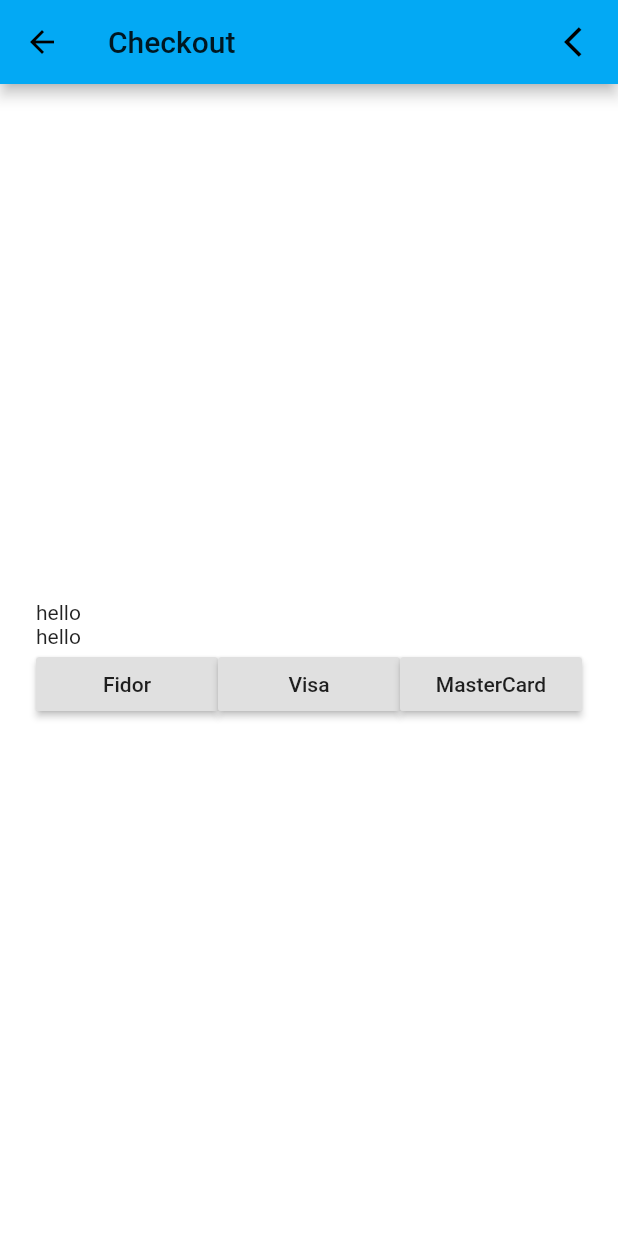
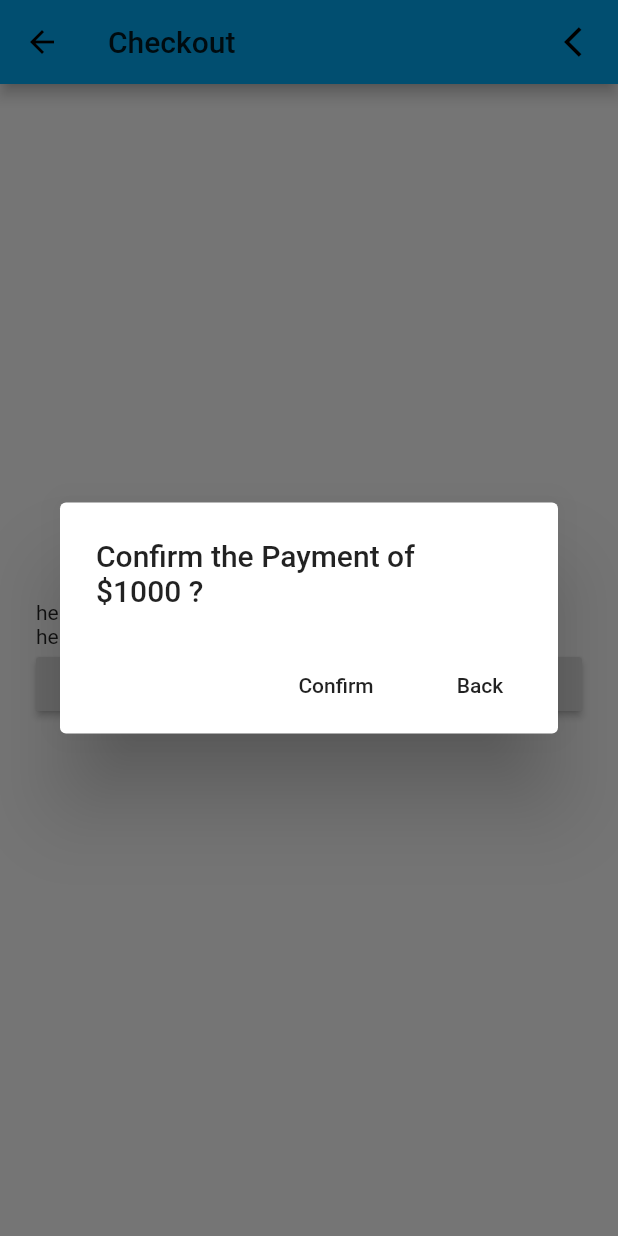
Before and after one commit to jorwong/FidorFlutterapp, a Flutter app: the CheckoutPage screen opened by its route, after a tap on "Fidor", on a phone screen of 412 x 824 dp. Run offline on Flutter 3.47's test engine with Material 2 defaults, Android fonts, the phone set to English and light mode, and no system bars; our stand-ins replace image_picker, shared_preferences; accounts and stored records are empty; network calls fail.

Commit message:
some improvements

```diff
--- a/lib/Provider/class.dart
+++ b/lib/Provider/class.dart
@@ -6,7 +6,7 @@
 import 'package:shared_preferences/shared_preferences.dart';
 
 Future<String> getToken() async{
-  String code='18866d007c024a3c5ea9bf665e6eda5f';
+  String code='ce97f212b328d33217da66feeb9b5223';
   final response = await http.post('http://apm.sandboxpresales.fidorfzco.com/oauth/token?grant_type=authorization_code&client_id=2d9f97613542093e&client_secret=1f527b70f6c8dc24e7f8e44b8a7cd5b7&code='+code+'&redirect_uri=http://localhost:3000/OAuth2callback');
   print (response.statusCode);
   Map<String, dynamic> jsonn= json.decode(response.body);
--- a/lib/Screens/checkout_page.dart
+++ b/lib/Screens/checkout_page.dart
@@ -10,6 +10,28 @@
   }
 
 class _CheckoutPageState extends State<CheckoutPage>{
+
+    Future<void> _askForConfirmation() async {
+    return await showDialog<void>(
+      context: context,
+      builder: (context)=>
+      AlertDialog(
+        title: Text("Confirm the Payment of \$1000 ?"),
+        actions: <Widget>[
+          MaterialButton(
+            child: Text("Confirm"),
+            onPressed: (){
+              makeTrans();
+            },
+          ),
+          MaterialButton(
+            child: Text("Back"),
+            onPressed: ()=> Navigator.pop(context),
+          )
+        ],
+      )
+    );
+  }
 
     void makeTrans() async{
       await postTransfer(1000).then((resp){
@@ -33,7 +55,7 @@
                       child: RaisedButton(
                         child: Text("Fidor"),
                         onPressed: () {
-                          makeTrans();
+                          _askForConfirmation();
                         },
                       ),
                     ),
--- a/lib/main.dart
+++ b/lib/main.dart
@@ -20,7 +20,7 @@
   };
   @override
   Widget build(BuildContext context) {
-    //getToken(); //enable when u want to use the API
+    getToken(); //enable when u want to use the API
     return MaterialApp(title: 'hihi',
     debugShowCheckedModeBanner: false,
     theme: ThemeData(
```
Also changed, not shown: lib/Screens/home_page2.dart (+32 -17 lines).
